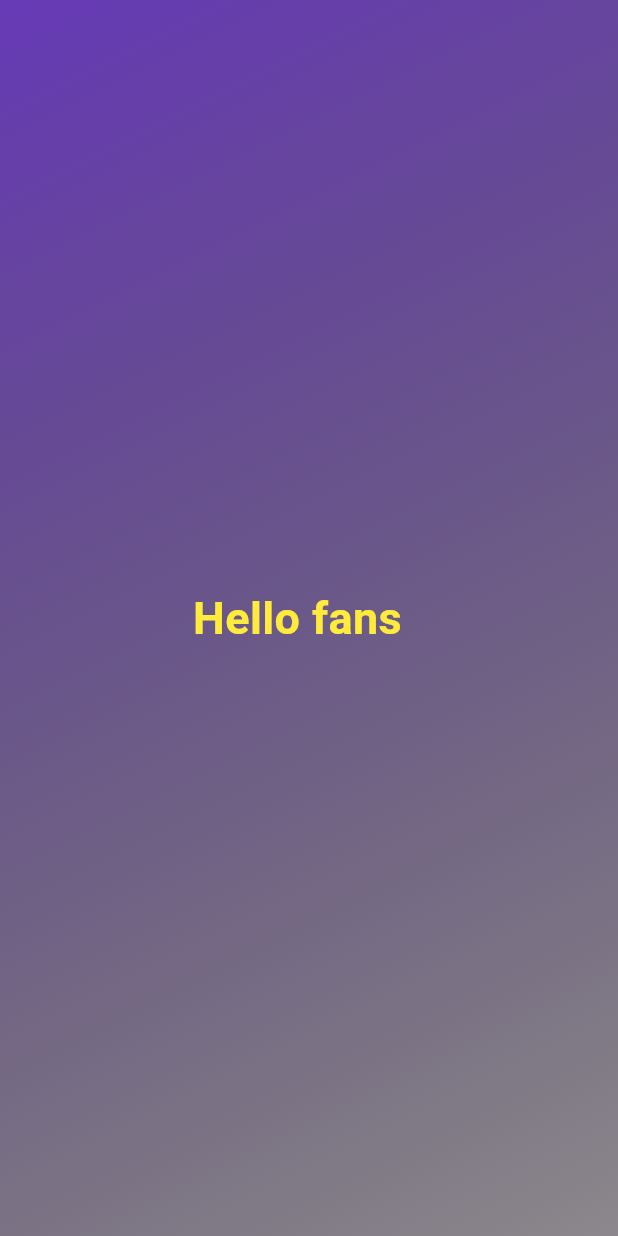
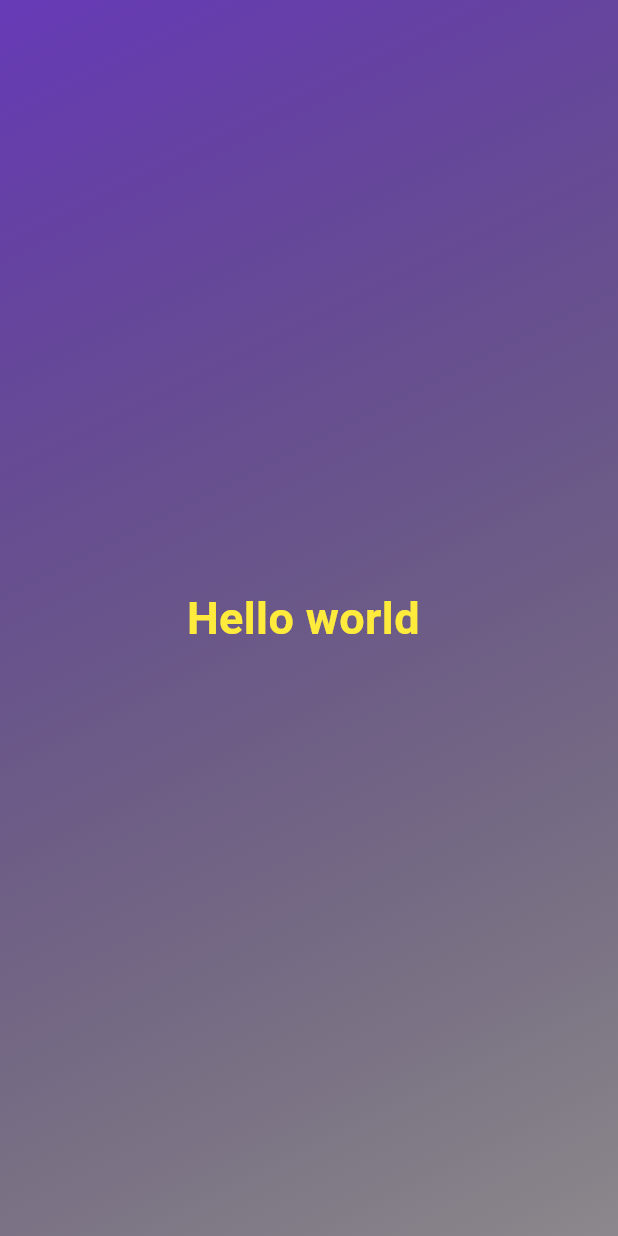
Before and after one commit to Hassaan29632/first_practiceapp, a Flutter app: the screen it shows after launch, on a phone screen of 412 x 824 dp. Run offline on Flutter 3.47's test engine with Material 3 defaults, Android fonts, the phone set to English and light mode, and no system bars.

Commit message:
Text changed in gradient file

```diff
--- a/lib/gradient_container.dart
+++ b/lib/gradient_container.dart
@@ -18,7 +18,7 @@ class GradientContainer extends StatelessWidget {
         ),
       ),
       child: const Center(
-          child: style("Hello fans  "),
+          child: style("Hello world "),
 
       ),
     );
```
